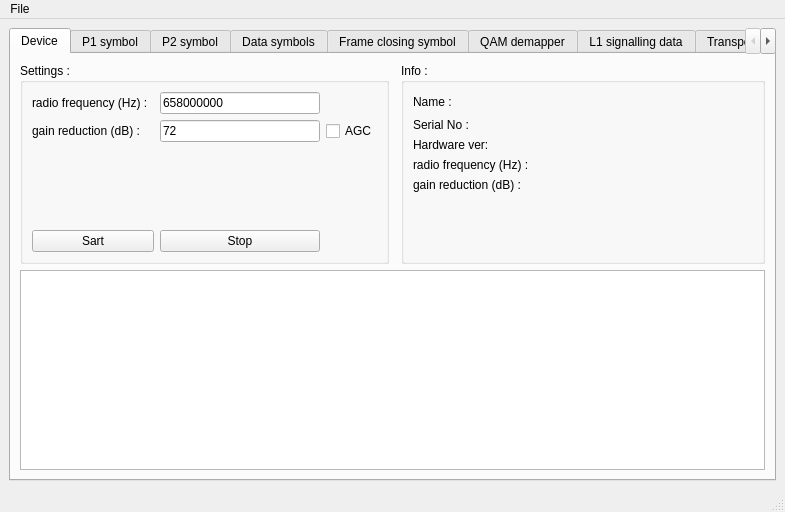
Old version of the form sdr_receiver_dvb_t2/main_window.ui in the repository Oleg-Malyutin/sdr_receiver_dvb_t2.
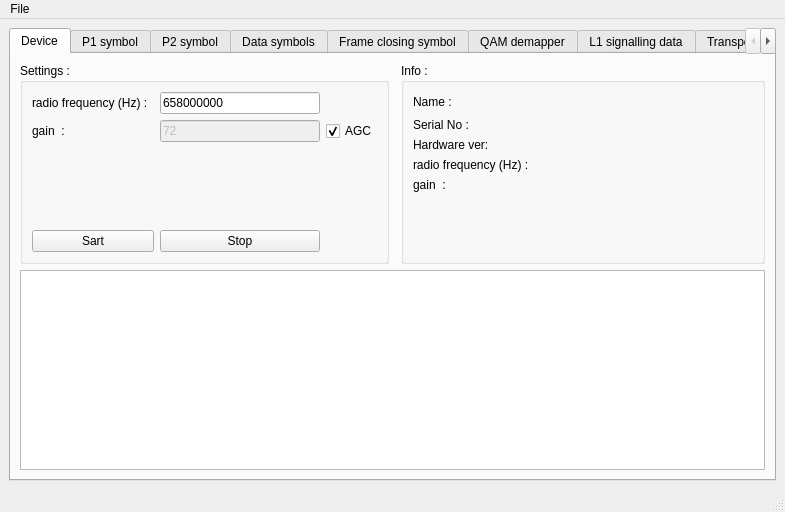
New version of the form. Custom widgets are drawn as their Qt base class.

```diff
--- a/sdr_receiver_dvb_t2/main_window.ui
+++ b/sdr_receiver_dvb_t2/main_window.ui
@@ -69,7 +69,7 @@
            <item row="4" column="0">
             <widget class="QLabel" name="label_info_gain">
              <property name="text">
-              <string>gain reduction (dB) :</string>
+              <string>gain  :</string>
              </property>
             </widget>
            </item>
@@ -172,6 +172,9 @@
              <property name="text">
               <string>AGC</string>
              </property>
+             <property name="checked">
+              <bool>true</bool>
+             </property>
             </widget>
            </item>
            <item row="12" column="0" colspan="2">
@@ -189,6 +192,9 @@
            </item>
            <item row="5" column="2">
             <widget class="QLineEdit" name="line_edit_gain">
+             <property name="enabled">
+              <bool>false</bool>
+             </property>
              <property name="text">
               <string>72</string>
              </property>
@@ -200,7 +206,7 @@
            <item row="5" column="0" colspan="2">
             <widget class="QLabel" name="label_gain">
              <property name="text">
-              <string>gain reduction (dB) :</string>
+              <string>gain  :</string>
              </property>
             </widget>
            </item>
```
Left out of the diff: 6 changed lines with no effect on the pictures.
